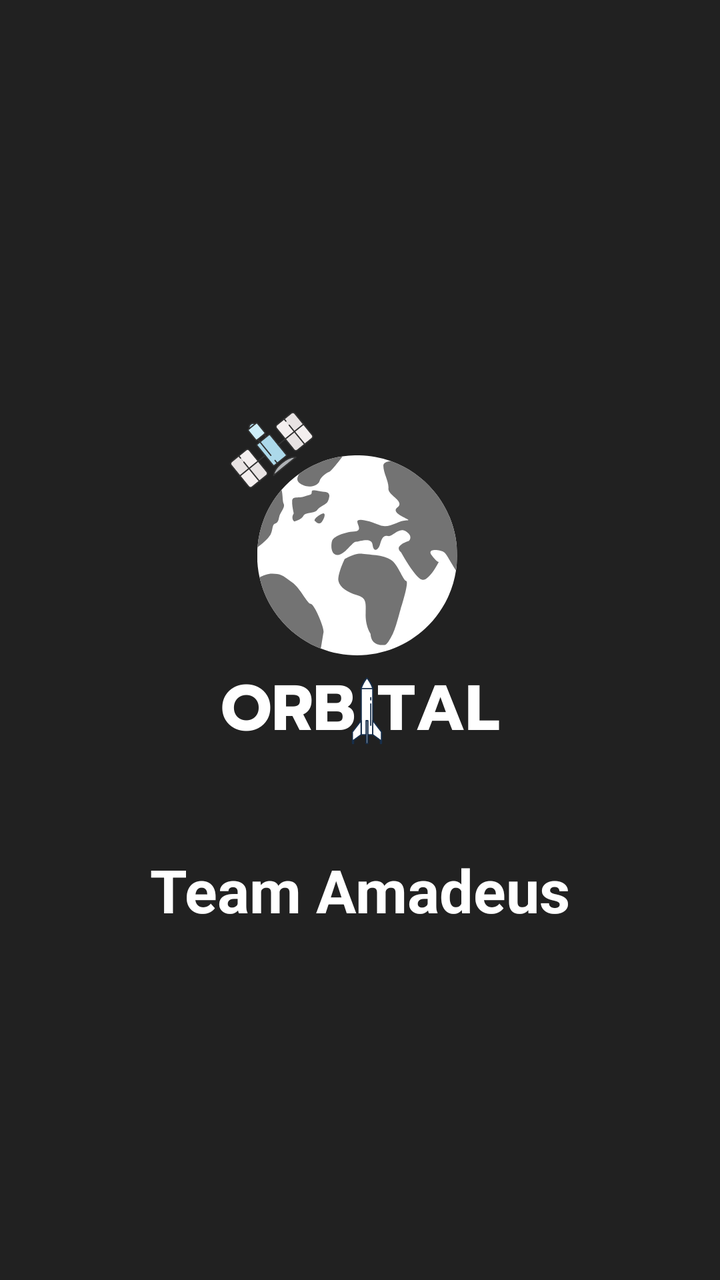
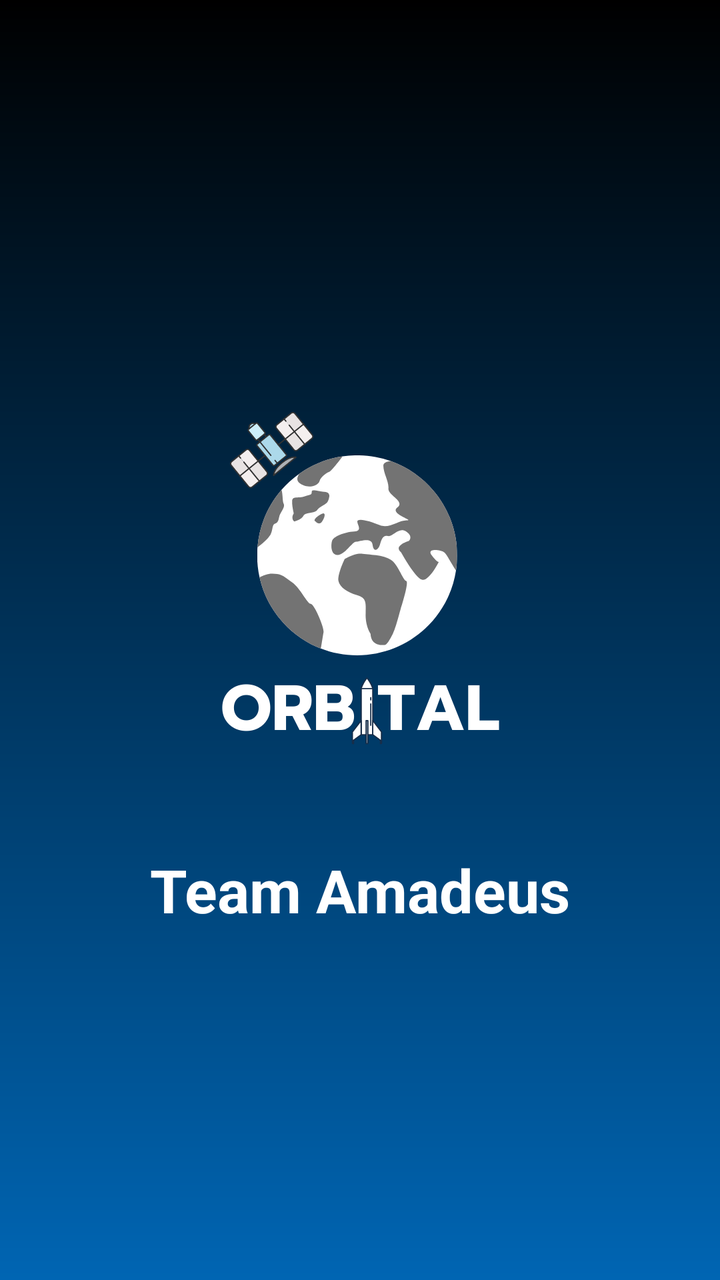

An Android layout rendered at two revisions. The XML below is the earlier revision; the diff shows what the commit changed to produce the second picture.
<!-- AndroidManifest.xml: application theme AppTheme -->
<!-- res/layout/splash_screen.xml -->
<?xml version="1.0" encoding="utf-8"?>
    <RelativeLayout xmlns:android="http://schemas.android.com/apk/res/android"
        android:layout_width="match_parent"
        android:layout_height="match_parent"
        android:gravity="center"
        android:background="@color/colorPrimary">

        <ImageView
            android:id="@+id/logo_id"
            android:layout_width="250dp"
            android:layout_height="250dp"
            android:layout_centerInParent="true"
            android:src="@drawable/space_app"/>

    <TextView
        android:layout_width="wrap_content"
        android:layout_height="wrap_content"
        android:layout_below="@+id/logo_id"
        android:layout_centerHorizontal="true"
        android:text="@string/splash_text"
        android:textSize="30sp"
        android:textStyle="bold"
        android:textColor="@color/white"/>
    </RelativeLayout>
<!-- resources referenced by this layout -->
<resources>
  <color name="colorPrimary">#212121</color>
  <color name="white">#FFFFFF</color>
  <!-- drawable space_app: png bitmap (drawable, 41464 bytes) -->
  <string name="splash_text">Team Amadeus</string>
  <style name="AppTheme" parent="Theme.MaterialComponents.DayNight">
          
          <item name="colorPrimary">@color/colorPrimary</item>
          <item name="colorPrimaryDark">@color/colorPrimaryDark</item>
          <item name="colorAccent">@color/colorAccent</item>
      </style>
  <color name="colorPrimaryDark">#000000</color>
  <color name="colorAccent">#0040FF</color>
</resources>

<!-- the commit's change to res/layout/splash_screen.xml (unified diff, before → after) -->
@@ -3,7 +3,7 @@
         android:layout_width="match_parent"
         android:layout_height="match_parent"
         android:gravity="center"
-        android:background="@color/colorPrimary">
+        android:background="@drawable/sample_gradient">
 
         <ImageView
             android:id="@+id/logo_id"
<!-- resource entries referenced after the edit -->
@@ -1,16 +1,26 @@
 <!-- resources referenced by this layout -->
 <resources>
-  <color name="colorPrimary">#212121</color>
   <color name="white">#FFFFFF</color>
+  <!-- drawable sample_gradient (drawable) -->
+  <?xml version="1.0" encoding="utf-8"?>
+  <shape xmlns:android="http://schemas.android.com/apk/res/android" android:shape="rectangle" >
+      <gradient
+          android:startColor="@color/colorAccent"
+          android:endColor="@color/colorPrimaryDark"
+          android:angle="90"/>
+      <corners
+          android:radius="0dp"/>
+  </shape>
   <!-- drawable space_app: png bitmap (drawable, 41464 bytes) -->
   <string name="splash_text">Team Amadeus</string>
-  <style name="AppTheme" parent="Theme.MaterialComponents.DayNight">
+  <style name="AppTheme" parent="Theme.MaterialComponents">
           
-          <item name="colorPrimary">@color/colorPrimary</item>
+          <item name="windowActionBar">false</item>
+          <item name="colorPrimary">#212121</item>
           <item name="colorPrimaryDark">@color/colorPrimaryDark</item>
           <item name="colorAccent">@color/colorAccent</item>
       </style>
   <color name="colorPrimaryDark">#000000</color>
-  <color name="colorAccent">#0040FF</color>
+  <color name="colorAccent">#0065B3</color>
 </resources>
 
